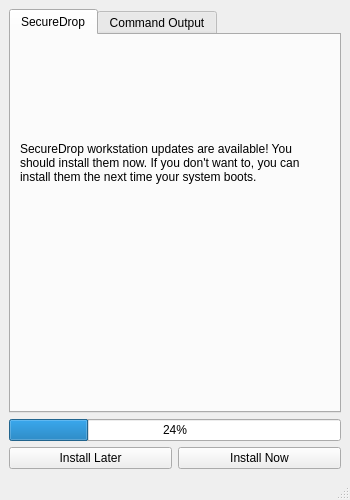
First picture: the form in journalist_gui/journalist_gui/mainwindow.ui, repository freedomofpress/securedrop, before the edit.
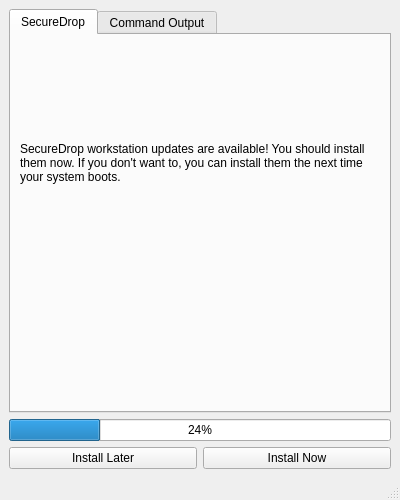
Second picture: the form after the edit. Icons and pictures are not drawn.

Commit message:
Qt Journalist Updater: Window size should be fixed
This is done via setting the sizePolicy to be Fixed both
horizontally and vertically as well as by setting a minimumSize.
The explicit setting of minimumSize is indeed required.

Diff of the .ui file:
```diff
--- a/journalist_gui/journalist_gui/mainwindow.ui
+++ b/journalist_gui/journalist_gui/mainwindow.ui
@@ -6,13 +6,25 @@
    <rect>
     <x>0</x>
     <y>0</y>
-    <width>350</width>
+    <width>400</width>
     <height>500</height>
    </rect>
   </property>
+  <property name="sizePolicy">
+   <sizepolicy hsizetype="Fixed" vsizetype="Fixed">
+    <horstretch>0</horstretch>
+    <verstretch>0</verstretch>
+   </sizepolicy>
+  </property>
+  <property name="minimumSize">
+   <size>
+    <width>400</width>
+    <height>500</height>
+   </size>
+  </property>
   <property name="maximumSize">
    <size>
-    <width>350</width>
+    <width>400</width>
     <height>500</height>
    </size>
   </property>
```
Left out of the diff: 4 changed lines with no effect on the pictures. The commit also changes 1 other file.
